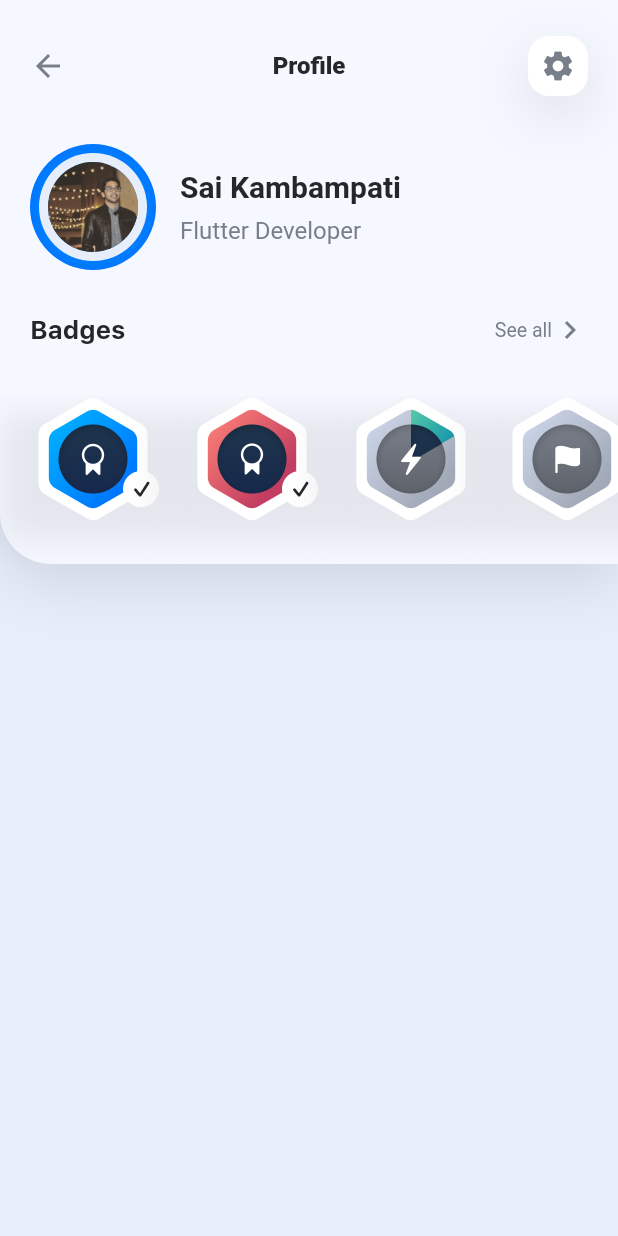
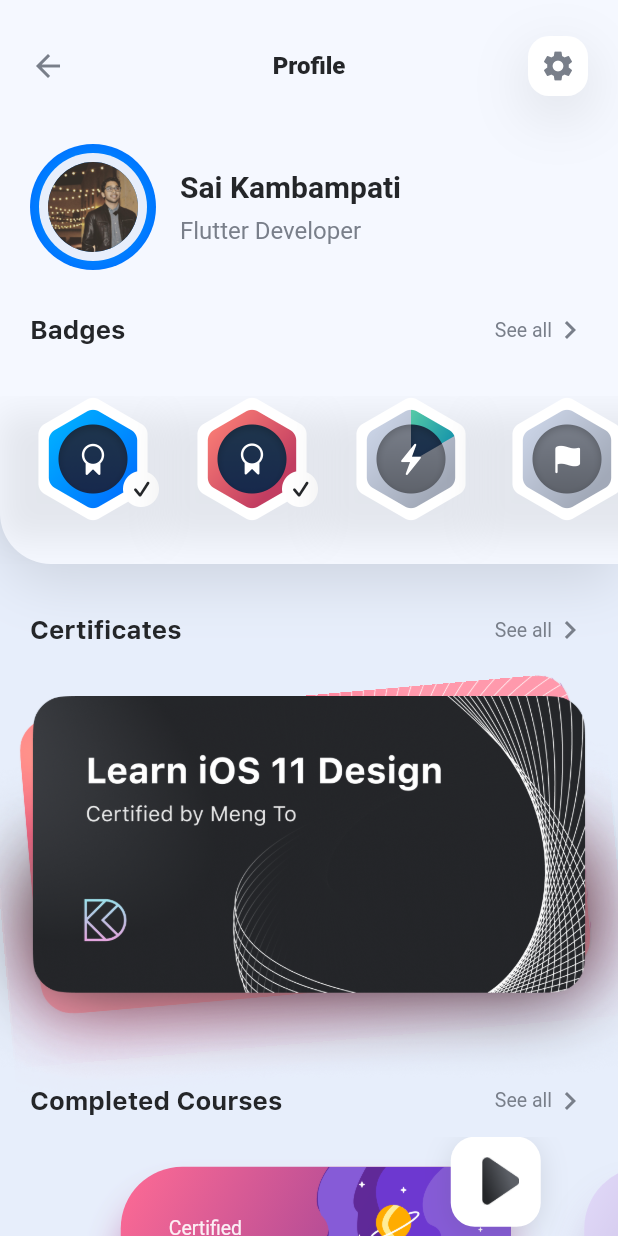
Before and after one commit to heysaik/flutter-for-designers, a Flutter app: the ProfileScreen screen opened directly, on a phone screen of 412 x 824 dp. Run offline on Flutter 3.47's test engine with Material 2 defaults, Android fonts, the phone set to English and light mode, and no system bars; our stand-ins replace sliding_up_panel.

Commit message:
22. Utilizing Widgets across Multiple Screens

```diff
--- /dev/null
+++ b/designcode/lib/components/cards/completed_courses_card.dart
@@ -0,0 +1,113 @@
+import 'package:flutter/material.dart';
+import 'package:designcode/model/course.dart';
+import '../../constants.dart';
+
+class CompletedCoursesCard extends StatelessWidget {
+  CompletedCoursesCard({this.course});
+
+  final Course course;
+
+  @override
+  Widget build(BuildContext context) {
+    return Container(
+      child: Stack(
+        alignment: Alignment.topRight,
+        children: [
+          Padding(
+            padding: EdgeInsets.only(
+              top: 20.0,
+              right: 20.0,
+            ),
+            child: Container(
+              decoration: BoxDecoration(
+                gradient: course.background,
+                borderRadius: BorderRadius.circular(41.0),
+                boxShadow: [
+                  BoxShadow(
+                    color: course.background.colors[0].withOpacity(0.3),
+                    offset: Offset(0, 20),
+                    blurRadius: 20.0,
+                  ),
+                  BoxShadow(
+                    color: course.background.colors[1].withOpacity(0.3),
+                    offset: Offset(0, 20),
+                    blurRadius: 20.0,
+                  )
+                ],
+              ),
+              child: ClipRRect(
+                borderRadius: BorderRadius.circular(41.0),
+                child: Container(
+                  height: 140.0,
+                  width: 260.0,
+                  child: Stack(
+                    children: [
+                      Row(
+                        children: [
+                          Spacer(),
+                          Column(
+                            mainAxisAlignment: MainAxisAlignment.end,
+                            crossAxisAlignment: CrossAxisAlignment.end,
+                            children: [
+                              Image.asset(
+                                'asset/illustrations/${course.illustration}',
+                                fit: BoxFit.cover,
+                                height: 140,
+                              ),
+                            ],
+                          ),
+                        ],
+                      ),
+                      Padding(
+                        padding: EdgeInsets.all(32.0),
+                        child: Column(
+                          mainAxisAlignment: MainAxisAlignment.center,
+                          crossAxisAlignment: CrossAxisAlignment.start,
+                          children: [
+                            Text(
+                              course.courseSubtitle,
+                              style: kCardSubtitleStyle,
+                            ),
+                            SizedBox(
+                              height: 6.0,
+                            ),
+                            Text(
+                              course.courseTitle,
+                              style: kCardTitleStyle,
+                            ),
+                          ],
+                        ),
+                      ),
+                    ],
+                  ),
+                ),
+              ),
+            ),
+          ),
+          Container(
+            child: Image.asset('asset/icons/icon-play.png'),
+            width: 60.0,
+            height: 60.0,
+            decoration: BoxDecoration(
+              color: Colors.white,
+              borderRadius: BorderRadius.circular(16.0),
+              boxShadow: [
+                BoxShadow(
+                  color: kShadowColor,
+                  offset: Offset(0, 4),
+                  blurRadius: 16.0,
+                ),
+              ],
+            ),
+            padding: EdgeInsets.only(
+              top: 12.5,
+              bottom: 13.5,
+              left: 20.5,
+              right: 14.5,
+            ),
+          ),
+        ],
+      ),
+    );
+  }
+}
--- /dev/null
+++ b/designcode/lib/components/lists/completed_courses_list.dart
@@ -0,0 +1,60 @@
+import 'package:designcode/components/cards/completed_courses_card.dart';
+import 'package:designcode/components/cards/continue_watching_card.dart';
+import 'package:designcode/model/course.dart';
+import 'package:flutter/material.dart';
+
+class CompletedCoursesList extends StatefulWidget {
+  @override
+  _CompletedCoursesListState createState() => _CompletedCoursesListState();
+}
+
+class _CompletedCoursesListState extends State<CompletedCoursesList> {
+  List<Container> indicators = [];
+  int currentPage = 0;
+  Widget updateIndicators() {
+    return Row(
+      mainAxisAlignment: MainAxisAlignment.center,
+      children: completedCourses.map((course) {
+        var index = completedCourses.indexOf(course);
+        return Container(
+          width: 7.0,
+          height: 7.0,
+          margin: EdgeInsets.symmetric(horizontal: 6.0),
+          decoration: BoxDecoration(
+              shape: BoxShape.circle,
+              color:
+                  currentPage == index ? Color(0xFF0971FE) : Color(0xFFA6AEBD)),
+        );
+      }).toList(),
+    );
+  }
+
+  @override
+  Widget build(BuildContext context) {
+    return Column(
+      children: [
+        Container(
+          height: 200.0,
+          width: double.infinity,
+          child: PageView.builder(
+            itemBuilder: (context, index) {
+              return Opacity(
+                  opacity: currentPage == index ? 1.0 : 0.5,
+                  child: CompletedCoursesCard(
+                    course: completedCourses[index],
+                  ));
+            },
+            itemCount: completedCourses.length,
+            onPageChanged: (index) {
+              setState(() {
+                currentPage = index;
+              });
+            },
+            controller: PageController(initialPage: 0, viewportFraction: 0.75),
+          ),
+        ),
+        updateIndicators(),
+      ],
+    );
+  }
+}
--- a/designcode/lib/screens/profile_screen.dart
+++ b/designcode/lib/screens/profile_screen.dart
@@ -1,6 +1,9 @@
 import 'dart:io';
-
+import 'package:designcode/components/cards/completed_courses_card.dart';
+import 'package:designcode/components/certificate_viewer.dart';
+import 'package:designcode/components/lists/completed_courses_list.dart';
 import 'package:designcode/constants.dart';
+import 'package:designcode/model/course.dart';
 import 'package:flutter/cupertino.dart';
 import 'package:flutter/material.dart';
 
@@ -208,6 +211,72 @@
                 ),
               ),
             ),
+            Padding(
+              padding: EdgeInsets.only(
+                top: 32.0,
+                left: 20.0,
+                right: 20.0,
+                bottom: 12.0,
+              ),
+              child: Column(
+                children: [
+                  Row(
+                    mainAxisAlignment: MainAxisAlignment.spaceBetween,
+                    children: [
+                      Text(
+                        "Certificates",
+                        style: kHeadlineLabelStyle,
+                      ),
+                      Row(
+                        children: [
+                          Text(
+                            "See all",
+                            style: kSearchPlaceholderStyle,
+                          ),
+                          Icon(Icons.chevron_right,
+                              color: kSecondaryLabelColor),
+                        ],
+                      ),
+                    ],
+                  ),
+                ],
+              ),
+            ),
+            CertificateViewer(),
+            Padding(
+              padding: EdgeInsets.only(
+                left: 20.0,
+                right: 20.0,
+                bottom: 12.0,
+              ),
+              child: Column(
+                children: [
+                  Row(
+                    mainAxisAlignment: MainAxisAlignment.spaceBetween,
+                    children: [
+                      Text(
+                        "Completed Courses",
+                        style: kHeadlineLabelStyle,
+                      ),
+                      Row(
+                        children: [
+                          Text(
+                            "See all",
+                            style: kSearchPlaceholderStyle,
+                          ),
+                          Icon(Icons.chevron_right,
+                              color: kSecondaryLabelColor),
+                        ],
+                      ),
+                    ],
+                  ),
+                ],
+              ),
+            ),
+            CompletedCoursesList(),
+            SizedBox(
+              height: 28.0,
+            ),
           ],
         ),
       ),
```
